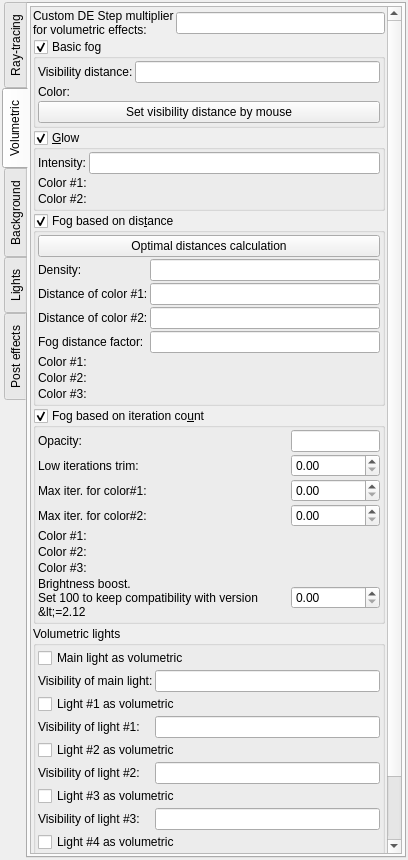
Before: the Qt Designer form mandelbulber2/qt/dock_effects.ui in buddhi1980/mandelbulber2, drawn with Qt 5.
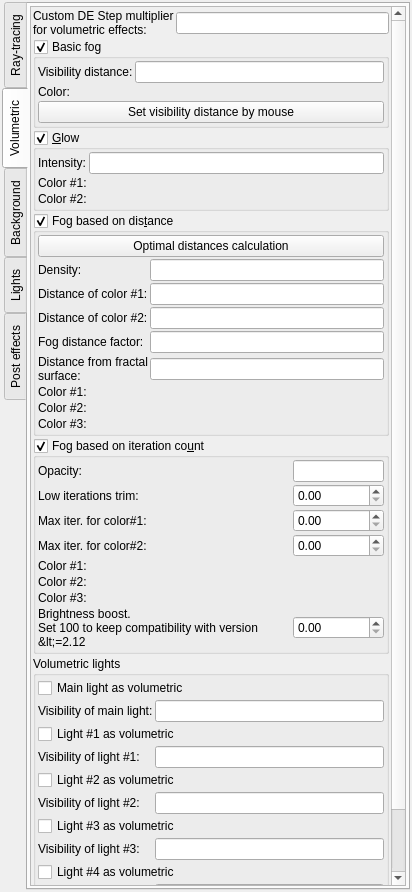
After: the same form once the commit is applied. The open tabs and pages were chosen to show the change. Icons and pictures are not drawn. Custom widgets are drawn as their Qt base class.

Commit message: Added option to change distance of volumetric fog from fractal surface TODO: update of OpenCL code

The edit to the form file:
```diff
--- a/mandelbulber2/qt/dock_effects.ui
+++ b/mandelbulber2/qt/dock_effects.ui
@@ -6,8 +6,8 @@
    <rect>
     <x>0</x>
     <y>0</y>
-    <width>408</width>
-    <height>860</height>
+    <width>412</width>
+    <height>892</height>
    </rect>
   </property>
   <property name="windowTitle">
@@ -839,8 +839,8 @@
            <rect>
             <x>0</x>
             <y>0</y>
-            <width>351</width>
-            <height>943</height>
+            <width>355</width>
+            <height>976</height>
            </rect>
           </property>
           <layout class="QVBoxLayout" name="verticalLayout_35">
@@ -1141,14 +1141,14 @@
                   </property>
                  </widget>
                 </item>
-                <item row="6" column="0">
+                <item row="7" column="0">
                  <widget class="QLabel" name="label_78">
                   <property name="text">
                    <string>Color #2:</string>
                   </property>
                  </widget>
                 </item>
-                <item row="7" column="0">
+                <item row="8" column="0">
                  <widget class="QLabel" name="label_79">
                   <property name="text">
                    <string>Color #3:</string>
@@ -1171,7 +1171,7 @@
                   </property>
                  </widget>
                 </item>
-                <item row="5" column="1">
+                <item row="6" column="1">
                  <widget class="MyColorButton" name="colorButton_fog_color_1" native="true">
                   <property name="toolTip">
                    <string>&lt;html&gt;&lt;head/&gt;&lt;body&gt;&lt;p&gt;Color of fog which is used from fractal surface to distance #1&lt;/p&gt;&lt;/body&gt;&lt;/html&gt;</string>
@@ -1181,14 +1181,14 @@
                   </property>
                  </widget>
                 </item>
-                <item row="5" column="0">
+                <item row="6" column="0">
                  <widget class="QLabel" name="label_66">
                   <property name="text">
                    <string>Color #1:</string>
                   </property>
                  </widget>
                 </item>
-                <item row="7" column="1">
+                <item row="8" column="1">
                  <widget class="MyColorButton" name="colorButton_fog_color_3" native="true">
                   <property name="toolTip">
                    <string>&lt;html&gt;&lt;head/&gt;&lt;body&gt;&lt;p&gt;Color of fog which is used farther than distance #2&lt;/p&gt;&lt;/body&gt;&lt;/html&gt;</string>
@@ -1198,7 +1198,7 @@
                   </property>
                  </widget>
                 </item>
-                <item row="6" column="1">
+                <item row="7" column="1">
                  <widget class="MyColorButton" name="colorButton_fog_color_2" native="true">
                   <property name="toolTip">
                    <string>&lt;html&gt;&lt;head/&gt;&lt;body&gt;&lt;p&gt;Color of fog which is used between distance #1  and distance #2&lt;/p&gt;&lt;/body&gt;&lt;/html&gt;</string>
@@ -1208,6 +1208,23 @@
                   </property>
                  </widget>
                 </item>
+                <item row="5" column="0">
+                 <widget class="QLabel" name="label_100">
+                  <property name="text">
+                   <string>Distance from fractal surface:</string>
+                  </property>
+                  <property name="wordWrap">
+                   <bool>true</bool>
+                  </property>
+                 </widget>
+                </item>
+                <item row="5" column="1">
+                 <widget class="MyLineEdit" name="logedit_volumetric_fog_distance_from_surface">
+                  <property name="toolTip">
+                   <string>&lt;html&gt;&lt;head/&gt;&lt;body&gt;&lt;p&gt;Adjusts the density of fog based on  the  distance from the fractal surface. Higher values produces fog which reaches further from the fractal surface.&lt;/p&gt;&lt;/body&gt;&lt;/html&gt;</string>
+                  </property>
+                 </widget>
+                </item>
                </layout>
               </item>
              </layout>
```
Left out of the diff: 12 changed lines with no effect on the pictures. The commit also changes 4 other files.
